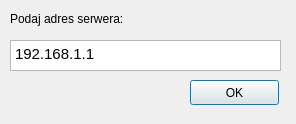
The window that vstreamer/gui/login/LoginDialog.ui (As-You-Like/video-streamer) describes before a commit, drawn with Qt 5.
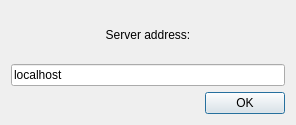
The same window after the commit.

Patch:
```diff
--- a/vstreamer/gui/login/LoginDialog.ui
+++ b/vstreamer/gui/login/LoginDialog.ui
@@ -7,55 +7,64 @@
     <x>0</x>
     <y>0</y>
     <width>296</width>
-    <height>124</height>
+    <height>125</height>
    </rect>
   </property>
   <property name="windowTitle">
    <string>Dialog</string>
   </property>
-  <widget class="QTextEdit" name="serverAddressEditText">
-   <property name="geometry">
-    <rect>
-     <x>10</x>
-     <y>40</y>
-     <width>271</width>
-     <height>31</height>
-    </rect>
-   </property>
-   <property name="html">
-    <string>&lt;!DOCTYPE HTML PUBLIC &quot;-//W3C//DTD HTML 4.0//EN&quot; &quot;http://www.w3.org/TR/REC-html40/strict.dtd&quot;&gt;
-&lt;html&gt;&lt;head&gt;&lt;meta name=&quot;qrichtext&quot; content=&quot;1&quot; /&gt;&lt;style type=&quot;text/css&quot;&gt;
-p, li { white-space: pre-wrap; }
-&lt;/style&gt;&lt;/head&gt;&lt;body style=&quot; font-family:'Ubuntu'; font-size:11pt; font-weight:400; font-style:normal;&quot;&gt;
-&lt;p style=&quot; margin-top:0px; margin-bottom:0px; margin-left:0px; margin-right:0px; -qt-block-indent:0; text-indent:0px;&quot;&gt;192.168.1.1&lt;/p&gt;&lt;/body&gt;&lt;/html&gt;</string>
-   </property>
-  </widget>
+  <layout class="QVBoxLayout" name="verticalLayout" stretch="100,0,0">
+   <item>
   <widget class="QLabel" name="label">
-   <property name="geometry">
-    <rect>
-     <x>10</x>
-     <y>10</y>
-     <width>221</width>
-     <height>17</height>
-    </rect>
-   </property>
+     <property name="text">
+      <string>Server address:</string>
+     </property>
+     <property name="alignment">
+      <set>Qt::AlignCenter</set>
+     </property>
+    </widget>
+   </item>
+   <item>
+    <widget class="QLineEdit" name="host_edit">
    <property name="text">
-    <string>Podaj adres serwera:</string>
-   </property>
-  </widget>
+      <string>localhost</string>
+     </property>
+    </widget>
+   </item>
+   <item>
+    <layout class="QHBoxLayout" name="horizontalLayout">
+     <property name="topMargin">
+      <number>0</number>
+     </property>
+     <item>
+      <spacer name="horizontalSpacer">
+       <property name="orientation">
+        <enum>Qt::Horizontal</enum>
+       </property>
+       <property name="sizeHint" stdset="0">
+        <size>
+         <width>40</width>
+         <height>20</height>
+        </size>
+       </property>
+      </spacer>
+     </item>
+     <item>
   <widget class="QPushButton" name="button">
-   <property name="geometry">
-    <rect>
-     <x>190</x>
-     <y>80</y>
-     <width>89</width>
-     <height>25</height>
-    </rect>
+       <property name="maximumSize">
+        <size>
+         <width>100</width>
+         <height>16777215</height>
+        </size>
    </property>
    <property name="text">
     <string>OK</string>
    </property>
   </widget>
+     </item>
+    </layout>
+   </item>
+  </layout>
  </widget>
  <resources/>
  <connections/>
```
Left out of the diff: 2 changed lines with no effect on the pictures. Lines whose indentation alone changed are shown as unchanged.
